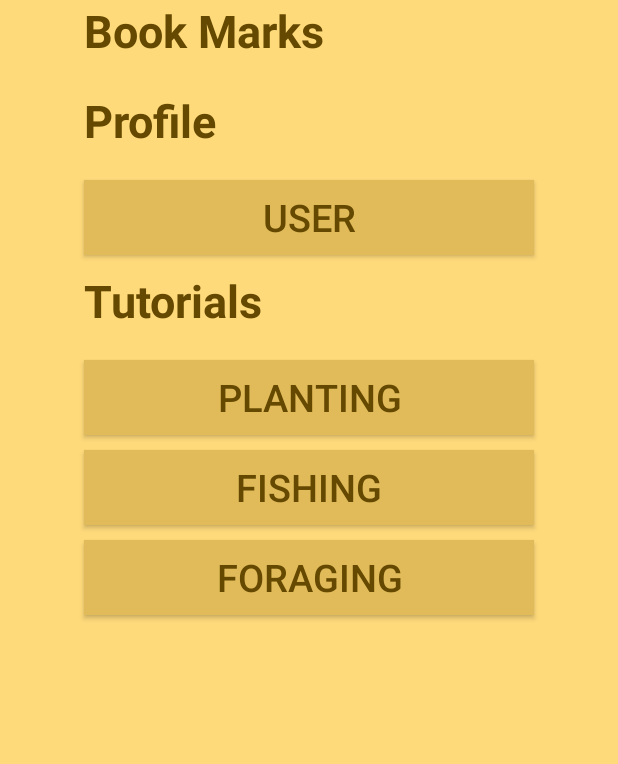
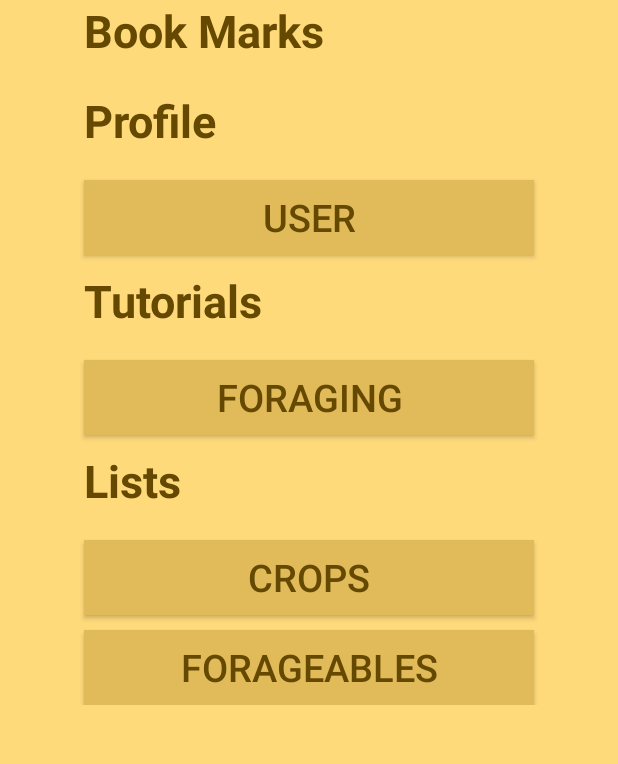
Before and after one commit to gabriellekaye/stardew-guide, an Android app: the HomeActivity screen opened directly, with no data from a screen before it, on a phone screen of 412 x 824 dp, the part 414-1178 px from its top. Run offline under Robolectric (Android 15) with nearby library versions, the phone set to English and light mode, and no system bars.

```diff
--- a/app/src/main/java/ph/edu/dlsu/mobdeve/naval/gabrielle/stardewvalleyguide/HomeActivity.kt
+++ b/app/src/main/java/ph/edu/dlsu/mobdeve/naval/gabrielle/stardewvalleyguide/HomeActivity.kt
@@ -17,10 +17,19 @@ class HomeActivity : AppCompatActivity() {
 
         binding.profileBtn.setOnClickListener {
             var goToProfile = Intent(this, ProfileActivity::class.java)
-
 //            goToProfile.putExtras(intent.extras!!)
             startActivity(goToProfile)
 //            finish()
         }
+
+        binding.crops.setOnClickListener {
+            var goToCropLists = Intent(this, CropsSeasonListActivity::class.java)
+            startActivity(goToCropLists)
+        }
+
+        binding.forage.setOnClickListener {
+            var goToForageableList = Intent(this, ForageableSeasonListActivity::class.java)
+            startActivity(goToForageableList)
+        }
     }
 }
--- a/app/src/main/res/layout/activity_home.xml
+++ b/app/src/main/res/layout/activity_home.xml
@@ -1,5 +1,5 @@
 <?xml version="1.0" encoding="utf-8"?>
-<androidx.constraintlayout.widget.ConstraintLayout
+<ScrollView
     xmlns:android="http://schemas.android.com/apk/res/android"
     xmlns:app="http://schemas.android.com/apk/res-auto"
     xmlns:tools="http://schemas.android.com/tools"
@@ -7,6 +7,11 @@
     android:layout_height="match_parent"
     tools:context=".HomeActivity"
     android:background="@color/background_color">
+
+    <androidx.constraintlayout.widget.ConstraintLayout
+        android:layout_height="wrap_content"
+        android:layout_width="match_parent"
+        android:layout_marginBottom="20dp">
 
         <ImageView
             android:id="@+id/logo"
@@ -70,42 +75,57 @@
             android:textSize="30sp" />
 
         <androidx.appcompat.widget.AppCompatButton
-        android:id="@+id/plant_tutorial_btn"
+            android:id="@+id/forage_tutorial_btn"
             android:layout_width="300dp"
             android:layout_height="50dp"
             app:layout_constraintLeft_toLeftOf="parent"
             app:layout_constraintRight_toRightOf="parent"
-        app:layout_constraintTop_toBottomOf="@id/tutorials_txt"
-        android:text="Planting"
+            app:layout_constraintTop_toBottomOf="@+id/tutorials_txt"
+            android:text="Foraging"
+            android:layout_margin="10dp"
+            android:textColor="@color/txt_color"
+            android:textSize="25sp"
+            android:background="@color/btn_color" />
+
+        <TextView
+            android:id="@+id/seasonal"
+            android:layout_width="300dp"
+            android:layout_height="50dp"
+            app:layout_constraintLeft_toLeftOf="parent"
+            app:layout_constraintRight_toRightOf="parent"
+            app:layout_constraintTop_toBottomOf="@id/forage_tutorial_btn"
+            android:text="Lists"
+            android:textStyle="bold"
+            android:layout_margin="10dp"
+            android:textColor="@color/txt_color"
+            android:textSize="30sp" />
+
+        <androidx.appcompat.widget.AppCompatButton
+            android:id="@+id/crops"
+            android:layout_width="300dp"
+            android:layout_height="50dp"
+            app:layout_constraintLeft_toLeftOf="parent"
+            app:layout_constraintRight_toRightOf="parent"
+            app:layout_constraintTop_toBottomOf="@id/seasonal"
+            android:text="Crops"
             android:layout_margin="10dp"
             android:textColor="@color/txt_color"
             android:textSize="25sp"
             android:background="@color/btn_color" />
 
         <androidx.appcompat.widget.AppCompatButton
-        android:id="@+id/fishing_tutorial_btn"
+            android:id="@+id/forage"
             android:layout_width="300dp"
             android:layout_height="50dp"
             app:layout_constraintLeft_toLeftOf="parent"
             app:layout_constraintRight_toRightOf="parent"
-        app:layout_constraintTop_toBottomOf="@+id/plant_tutorial_btn"
-        android:text="Fishing"
-        android:layout_margin="10dp"
-        android:textColor="@color/txt_color"
-        android:textSize="25sp"
-        android:background="@color/btn_color" />
-
-    <androidx.appcompat.widget.AppCompatButton
-        android:id="@+id/forage_tutorial_btn"
-        android:layout_width="300dp"
-        android:layout_height="50dp"
-        app:layout_constraintLeft_toLeftOf="parent"
-        app:layout_constraintRight_toRightOf="parent"
-        app:layout_constraintTop_toBottomOf="@+id/fishing_tutorial_btn"
-        android:text="Foraging"
+            app:layout_constraintTop_toBottomOf="@id/crops"
+            android:text="Forageables"
             android:layout_margin="10dp"
             android:textColor="@color/txt_color"
             android:textSize="25sp"
             android:background="@color/btn_color" />
 
     </androidx.constraintlayout.widget.ConstraintLayout>
+
+</ScrollView>
```
Lines whose indentation alone changed are shown as unchanged.
